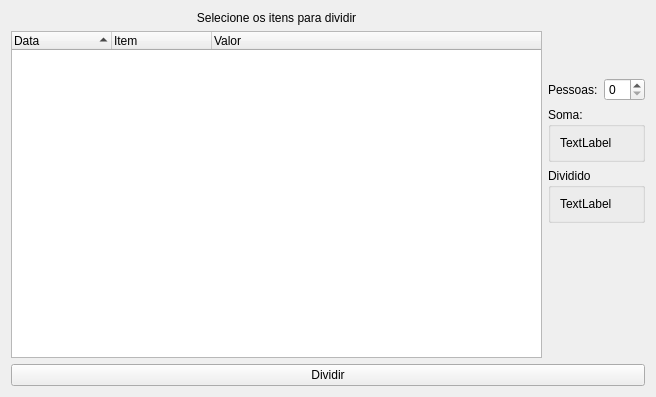
Old version of the form ui/dividir.ui in the repository vazerick/controle_gastos.
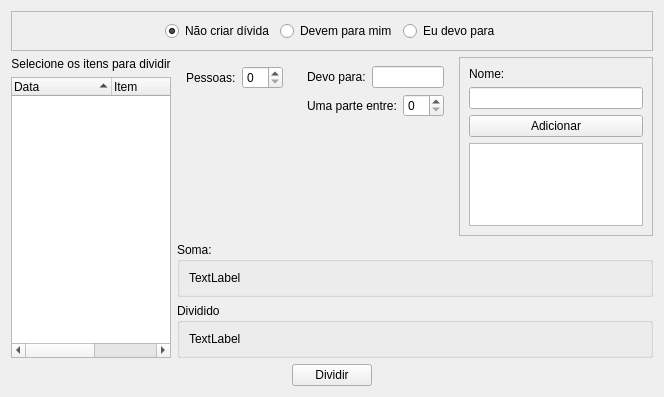
New version of the form.

Commit message: Inicia novas opções na janela Dividir

```diff
--- a/ui/dividir.ui
+++ b/ui/dividir.ui
@@ -6,18 +6,78 @@
    <rect>
     <x>0</x>
     <y>0</y>
-    <width>656</width>
+    <width>664</width>
     <height>397</height>
    </rect>
   </property>
   <property name="windowTitle">
    <string>Dividir</string>
   </property>
+  <layout class="QVBoxLayout" name="verticalLayout_6">
+   <item>
+    <widget class="QFrame" name="frame">
+     <property name="frameShape">
+      <enum>QFrame::StyledPanel</enum>
+     </property>
+     <property name="frameShadow">
+      <enum>QFrame::Raised</enum>
+     </property>
   <layout class="QHBoxLayout" name="horizontalLayout_2">
    <item>
-    <layout class="QVBoxLayout" name="verticalLayout_3">
+       <spacer name="horizontalSpacer">
+        <property name="orientation">
+         <enum>Qt::Horizontal</enum>
+        </property>
+        <property name="sizeHint" stdset="0">
+         <size>
+          <width>40</width>
+          <height>20</height>
+         </size>
+        </property>
+       </spacer>
+      </item>
      <item>
-      <layout class="QHBoxLayout" name="horizontalLayout">
+       <widget class="QRadioButton" name="radioButton">
+        <property name="text">
+         <string>Não criar dívida</string>
+        </property>
+        <property name="checked">
+         <bool>true</bool>
+        </property>
+       </widget>
+      </item>
+      <item>
+       <widget class="QRadioButton" name="radioButtonDevo">
+        <property name="text">
+         <string>Devem para mim</string>
+        </property>
+       </widget>
+      </item>
+      <item>
+       <widget class="QRadioButton" name="radioButtonDevem">
+        <property name="text">
+         <string>Eu devo para</string>
+        </property>
+       </widget>
+      </item>
+      <item>
+       <spacer name="horizontalSpacer_2">
+        <property name="orientation">
+         <enum>Qt::Horizontal</enum>
+        </property>
+        <property name="sizeHint" stdset="0">
+         <size>
+          <width>40</width>
+          <height>20</height>
+         </size>
+        </property>
+       </spacer>
+      </item>
+     </layout>
+    </widget>
+   </item>
+   <item>
+    <layout class="QHBoxLayout" name="horizontalLayout_7">
        <item>
         <layout class="QVBoxLayout" name="verticalLayout">
          <item>
@@ -82,20 +142,12 @@
         </layout>
        </item>
        <item>
+      <layout class="QVBoxLayout" name="verticalLayout_3">
+       <item>
+        <layout class="QHBoxLayout" name="horizontalLayout_6">
+         <item>
+          <widget class="QFrame" name="frameSemDividir">
         <layout class="QVBoxLayout" name="verticalLayout_2">
-         <item>
-          <spacer name="verticalSpacer">
-           <property name="orientation">
-            <enum>Qt::Vertical</enum>
-           </property>
-           <property name="sizeHint" stdset="0">
-            <size>
-             <width>20</width>
-             <height>40</height>
-            </size>
-           </property>
-          </spacer>
-         </item>
          <item>
           <layout class="QHBoxLayout" name="horizontalLayout_3">
            <item>
@@ -111,6 +163,105 @@
           </layout>
          </item>
          <item>
+             <spacer name="verticalSpacer_3">
+              <property name="orientation">
+               <enum>Qt::Vertical</enum>
+              </property>
+              <property name="sizeHint" stdset="0">
+               <size>
+                <width>20</width>
+                <height>40</height>
+               </size>
+              </property>
+             </spacer>
+            </item>
+           </layout>
+          </widget>
+         </item>
+         <item>
+          <widget class="QFrame" name="frameDevo">
+           <layout class="QVBoxLayout" name="verticalLayout_8">
+            <item>
+             <layout class="QHBoxLayout" name="horizontalLayout_4">
+              <item>
+               <widget class="QLabel" name="labelDevo">
+                <property name="text">
+                 <string>Devo para:</string>
+                </property>
+               </widget>
+              </item>
+              <item>
+               <widget class="QLineEdit" name="inputDevo"/>
+              </item>
+             </layout>
+            </item>
+            <item>
+             <layout class="QHBoxLayout" name="horizontalLayout_5">
+              <item>
+               <widget class="QLabel" name="umaParteEntreLabel">
+                <property name="text">
+                 <string>Uma parte entre:</string>
+                </property>
+               </widget>
+              </item>
+              <item>
+               <widget class="QSpinBox" name="spinDevo"/>
+              </item>
+             </layout>
+            </item>
+            <item>
+             <spacer name="verticalSpacer">
+              <property name="orientation">
+               <enum>Qt::Vertical</enum>
+              </property>
+              <property name="sizeHint" stdset="0">
+               <size>
+                <width>20</width>
+                <height>40</height>
+               </size>
+              </property>
+             </spacer>
+            </item>
+           </layout>
+          </widget>
+         </item>
+         <item>
+          <widget class="QFrame" name="frameDeve">
+           <property name="frameShape">
+            <enum>QFrame::StyledPanel</enum>
+           </property>
+           <property name="frameShadow">
+            <enum>QFrame::Raised</enum>
+           </property>
+           <layout class="QVBoxLayout" name="verticalLayout_7">
+            <item>
+             <widget class="QLabel" name="label">
+              <property name="text">
+               <string>Nome:</string>
+              </property>
+             </widget>
+            </item>
+            <item>
+             <widget class="QLineEdit" name="inputDeve"/>
+            </item>
+            <item>
+             <widget class="QPushButton" name="pushButton_2">
+              <property name="text">
+               <string>Adicionar</string>
+              </property>
+             </widget>
+            </item>
+            <item>
+             <widget class="QListWidget" name="listDeve"/>
+            </item>
+           </layout>
+          </widget>
+         </item>
+        </layout>
+       </item>
+       <item>
+        <layout class="QVBoxLayout" name="verticalLayout_9">
+         <item>
           <widget class="QGroupBox" name="groupBox">
            <property name="title">
             <string>Soma:</string>
@@ -142,35 +293,26 @@
            </layout>
           </widget>
          </item>
-         <item>
-          <spacer name="verticalSpacer_2">
-           <property name="orientation">
-            <enum>Qt::Vertical</enum>
-           </property>
-           <property name="sizeHint" stdset="0">
-            <size>
-             <width>20</width>
-             <height>40</height>
-            </size>
-           </property>
-          </spacer>
-         </item>
+        </layout>
+       </item>
+      </layout>
+     </item>
+    </layout>
+   </item>
          <item>
-          <spacer name="verticalSpacer_3">
+    <layout class="QHBoxLayout" name="horizontalLayout_8">
+     <item>
+      <spacer name="horizontalSpacer_3">
            <property name="orientation">
-            <enum>Qt::Vertical</enum>
+        <enum>Qt::Horizontal</enum>
            </property>
            <property name="sizeHint" stdset="0">
             <size>
-             <width>20</width>
-             <height>40</height>
+         <width>40</width>
+         <height>20</height>
             </size>
            </property>
           </spacer>
-         </item>
-        </layout>
-       </item>
-      </layout>
      </item>
      <item>
       <widget class="QPushButton" name="pushButton">
@@ -179,6 +321,19 @@
        </property>
       </widget>
      </item>
+     <item>
+      <spacer name="horizontalSpacer_4">
+       <property name="orientation">
+        <enum>Qt::Horizontal</enum>
+       </property>
+       <property name="sizeHint" stdset="0">
+        <size>
+         <width>40</width>
+         <height>20</height>
+        </size>
+       </property>
+      </spacer>
+     </item>
     </layout>
    </item>
   </layout>
```
Lines whose indentation alone changed are shown as unchanged. The commit also changes 4 other files.
